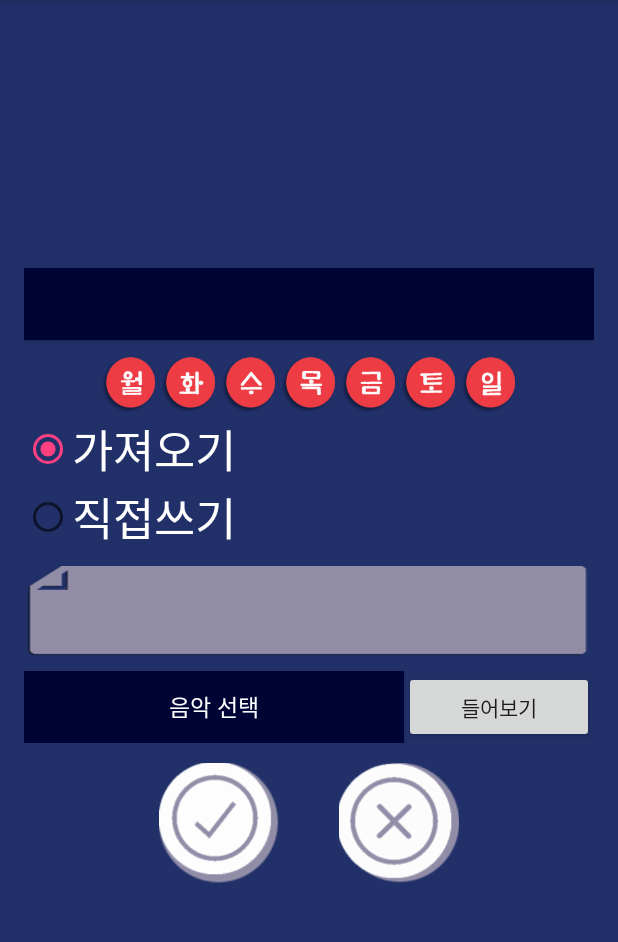
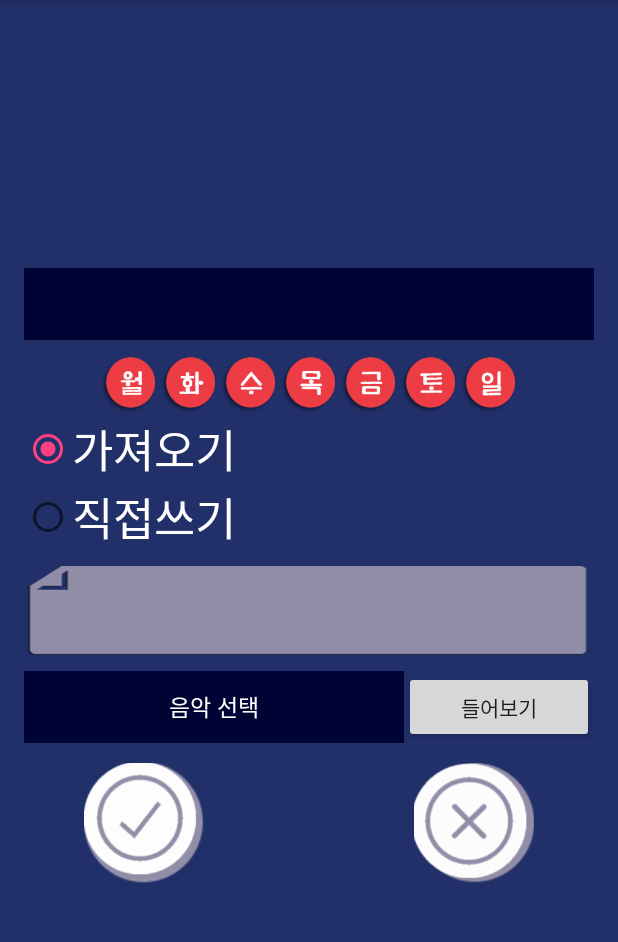
Before and after one commit to Jobless-King/VoiceAlarm, an Android app: the ChangeAlarm screen opened directly, with no data from a screen before it, on a phone screen of 412 x 824 dp, the part 84-1026 px from its top. Run offline under Robolectric (Android 15) with nearby library versions, the phone set to English and light mode, and no system bars.

Commit message:
little change
little change

```diff
--- a/app/src/main/res/layout/activity_change_alarm.xml
+++ b/app/src/main/res/layout/activity_change_alarm.xml
@@ -144,8 +144,8 @@
         android:layout_height="wrap_content"
         android:gravity="center"
         android:weightSum="1"
-        android:paddingLeft="90dp"
-        android:paddingRight="90dp">
+        android:paddingLeft="40dp"
+        android:paddingRight="40dp">
         <ImageButton
             android:onClick="Change"
             android:layout_marginTop="13dp"
```
